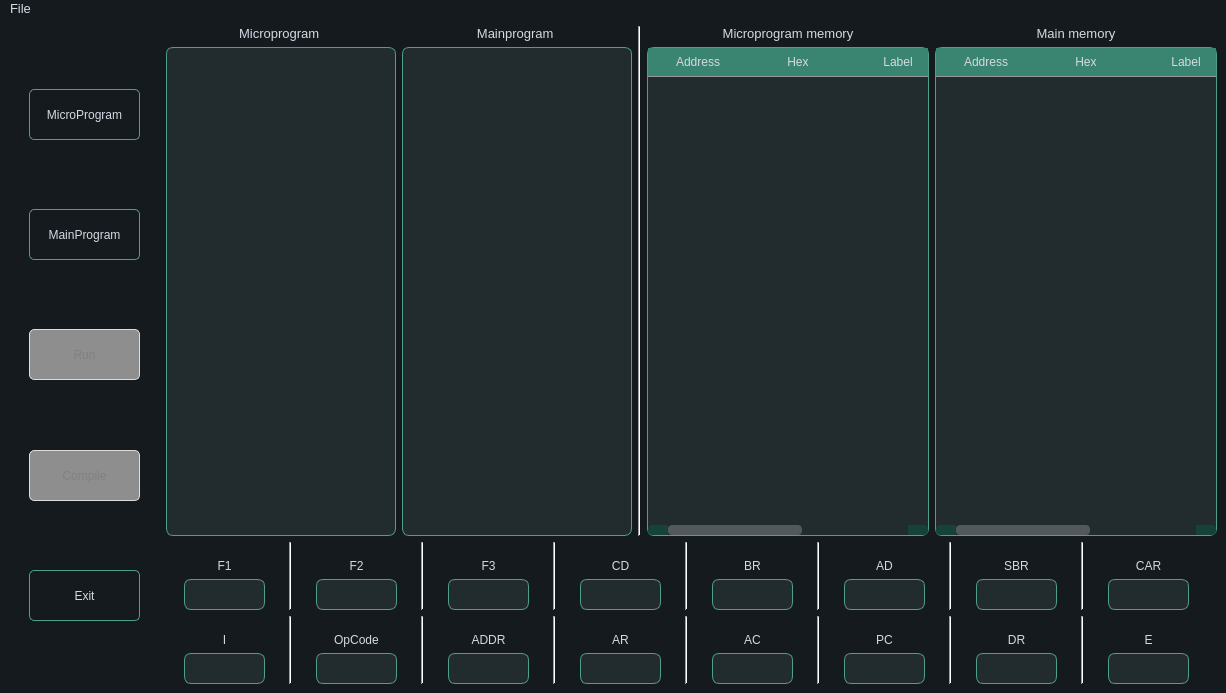
The window that Assembler/mainwindow.ui (darabzsh/MicroprogramAssembler) describes before a commit, drawn with Qt 5.
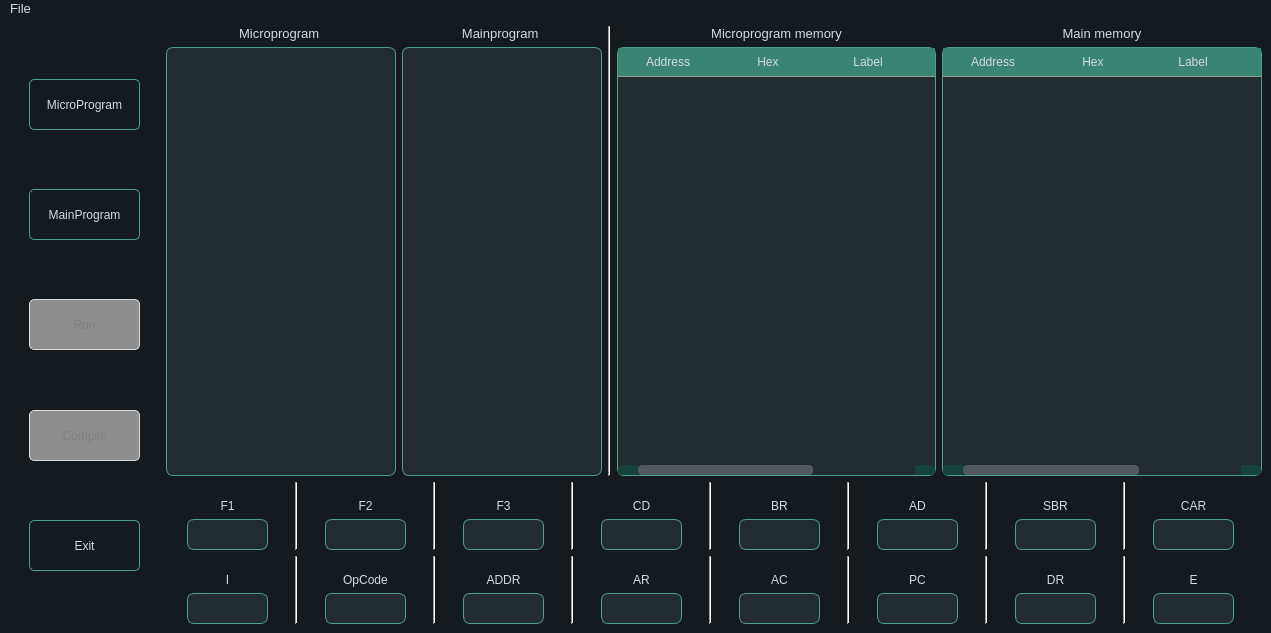
The same window after the commit.

The edit to the form file:
```diff
--- a/Assembler/mainwindow.ui
+++ b/Assembler/mainwindow.ui
@@ -6,8 +6,8 @@
    <rect>
     <x>0</x>
     <y>0</y>
-    <width>1226</width>
-    <height>693</height>
+    <width>1271</width>
+    <height>633</height>
    </rect>
   </property>
   <property name="windowTitle">
@@ -771,7 +771,7 @@
              <widget class="QTextEdit" name="mainprogram">
               <property name="minimumSize">
                <size>
-                <width>230</width>
+                <width>200</width>
                 <height>381</height>
                </size>
               </property>
@@ -1910,7 +1910,7 @@
     <rect>
      <x>0</x>
      <y>0</y>
-     <width>1226</width>
+     <width>1271</width>
      <height>24</height>
     </rect>
    </property>
```
